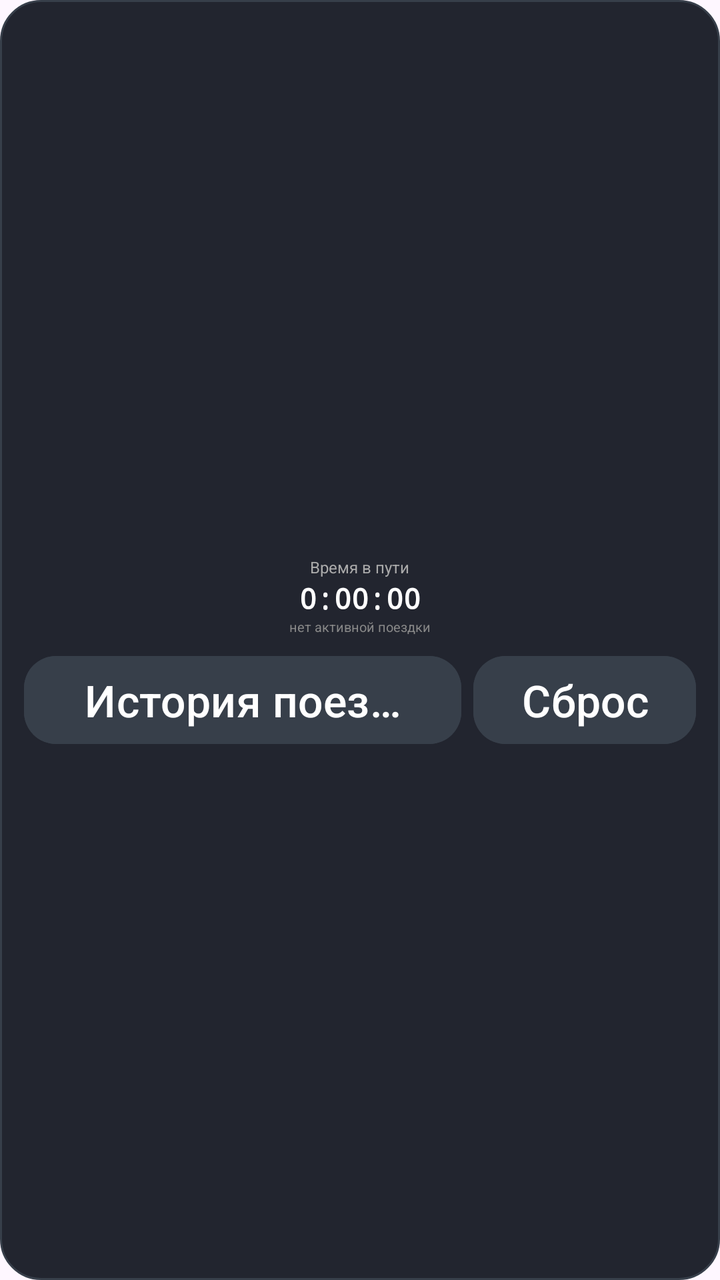
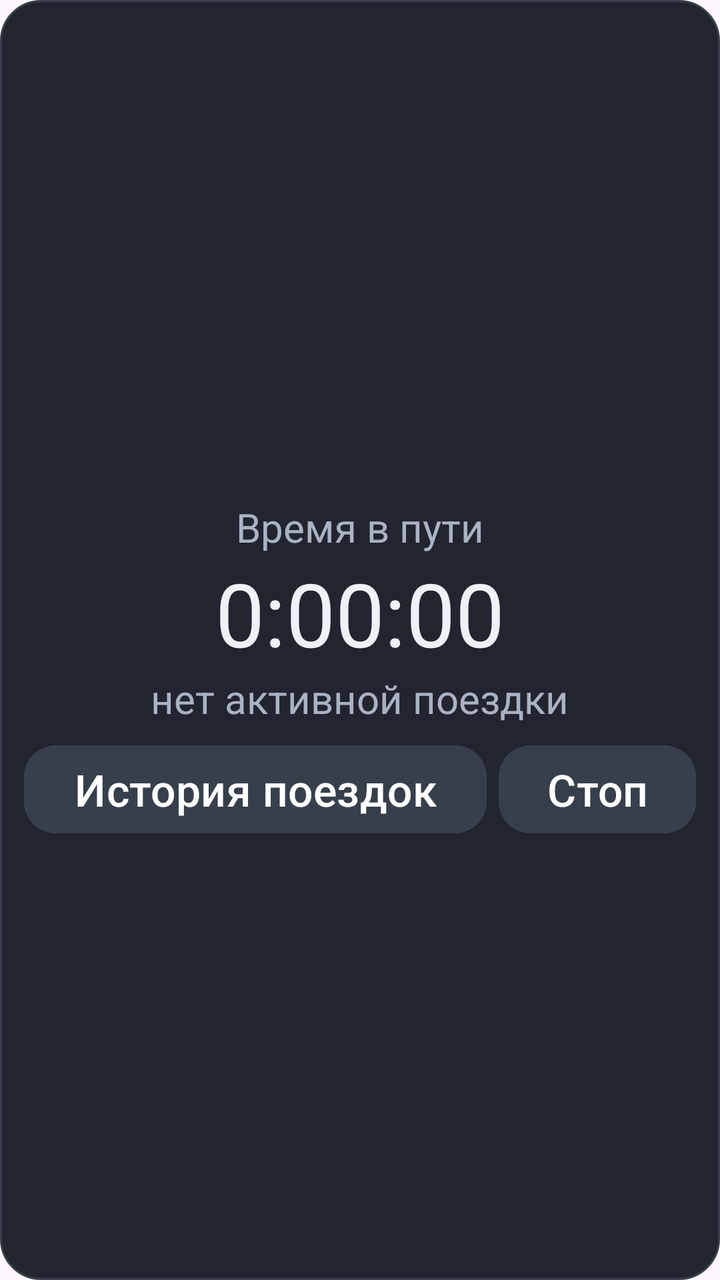

The first picture is an Android layout as it rendered before a commit; the second is the same layout after the commit. The layout source and the unified diff follow.
<!-- AndroidManifest.xml: application theme Theme.RestoreMode -->
<!-- res/layout/tile_trip.xml -->
<?xml version="1.0" encoding="utf-8"?>
<LinearLayout xmlns:android="http://schemas.android.com/apk/res/android"
    xmlns:app="http://schemas.android.com/apk/res-auto"
    android:id="@+id/tripCard"
    android:layout_width="match_parent"
    android:layout_height="match_parent"
    android:background="@drawable/layout_category_bg"
    android:gravity="center"
    android:orientation="vertical"
    android:padding="12dp"
    android:clickable="true"
    android:focusable="true">

    <TextView
        android:id="@+id/tripDate"
        android:layout_width="match_parent"
        android:layout_height="wrap_content"
        android:layout_marginBottom="4dp"
        android:gravity="center"
        android:textColor="#aaaaaa"
        android:textSize="22px" />

    <TextView
        android:layout_width="wrap_content"
        android:layout_height="wrap_content"
        android:text="Время в пути"
        android:textColor="#aaaaaa"
        android:textSize="24px" />

    <TextView
        android:id="@+id/tripTimer"
        android:layout_width="wrap_content"
        android:layout_height="wrap_content"
        android:fontFamily="monospace"
        android:text="0:00:00"
        android:textColor="#FFFFFF"
        android:textSize="44px"
        android:textStyle="bold" />

    <TextView
        android:id="@+id/tripStatus"
        android:layout_width="wrap_content"
        android:layout_height="wrap_content"
        android:layout_marginBottom="6dp"
        android:text="нет активной поездки"
        android:textColor="#888888"
        android:textSize="20px" />

    <LinearLayout
        android:layout_width="match_parent"
        android:layout_height="wrap_content"
        android:orientation="horizontal">

        <Button
            android:id="@+id/buttonTripHistory"
            android:layout_width="0dp"
            android:layout_height="52dp"
            android:layout_marginEnd="6dp"
            android:layout_weight="1"
            android:backgroundTint="#373f4a"
            android:onClick="onButtonTripHistory"
            android:singleLine="true"
            android:text="История поездок"
            android:textColor="#FFFFFF"
            android:textSize="22dp"
            app:cornerRadius="16dp" />

        <Button
            android:id="@+id/buttonTripReset"
            android:layout_width="wrap_content"
            android:layout_height="52dp"
            android:backgroundTint="#373f4a"
            android:onClick="onButtonTripReset"
            android:singleLine="true"
            android:text="Сброс"
            android:textColor="#FFFFFF"
            android:textSize="22dp"
            app:cornerRadius="16dp" />
    </LinearLayout>
</LinearLayout>
<!-- resources referenced by this layout -->
<resources>
  <!-- drawable layout_category_bg (drawable) -->
  <?xml version="1.0" encoding="UTF-8"?>
  <shape xmlns:android="http://schemas.android.com/apk/res/android">
      <solid android:color="#22252f"/>
      <stroke android:width="1dp" android:color="#373f4a" />
      <corners android:radius="20dp"/>
      <padding android:left="1dp" android:top="1dp" android:right="1dp" android:bottom="1dp" />
  </shape>
  <style name="Theme.RestoreMode" parent="Base.Theme.RestoreMode" />
  <style name="Base.Theme.RestoreMode" parent="Theme.Material3.DayNight.NoActionBar">
          
          
      </style>
</resources>

<!-- the commit's change to res/layout/tile_trip.xml (unified diff, before → after) -->
@@ -17,25 +17,22 @@
         android:layout_height="wrap_content"
         android:layout_marginBottom="4dp"
         android:gravity="center"
-        android:textColor="#aaaaaa"
-        android:textSize="22px" />
+        android:textAppearance="@style/EnergyLabelText" />
 
     <TextView
         android:layout_width="wrap_content"
         android:layout_height="wrap_content"
         android:text="Время в пути"
-        android:textColor="#aaaaaa"
-        android:textSize="24px" />
+        android:textAppearance="@style/EnergyLabelText" />
 
     <TextView
         android:id="@+id/tripTimer"
         android:layout_width="wrap_content"
         android:layout_height="wrap_content"
-        android:fontFamily="monospace"
+        android:fontFamily="sans-serif"
         android:text="0:00:00"
-        android:textColor="#FFFFFF"
-        android:textSize="44px"
-        android:textStyle="bold" />
+        android:textAppearance="@style/EnergyValueText"
+        android:textStyle="normal" />
 
     <TextView
         android:id="@+id/tripStatus"
@@ -43,8 +40,7 @@
         android:layout_height="wrap_content"
         android:layout_marginBottom="6dp"
         android:text="нет активной поездки"
-        android:textColor="#888888"
-        android:textSize="20px" />
+        android:textAppearance="@style/EnergyLabelText" />
 
     <LinearLayout
         android:layout_width="match_parent"
@@ -62,19 +58,20 @@
             android:singleLine="true"
             android:text="История поездок"
             android:textColor="#FFFFFF"
-            android:textSize="22dp"
+            android:textSize="@dimen/energy_control_text_size"
             app:cornerRadius="16dp" />
 
         <Button
-            android:id="@+id/buttonTripReset"
+            android:id="@+id/buttonTripStop"
             android:layout_width="wrap_content"
             android:layout_height="52dp"
             android:backgroundTint="#373f4a"
-            android:onClick="onButtonTripReset"
+            android:onClick="onButtonTripStop"
             android:singleLine="true"
-            android:text="Сброс"
+            android:text="Стоп"
+            android:enabled="false"
             android:textColor="#FFFFFF"
-            android:textSize="22dp"
+            android:textSize="@dimen/energy_control_text_size"
             app:cornerRadius="16dp" />
     </LinearLayout>
 </LinearLayout>
<!-- resource entries referenced after the edit -->
@@ -1,5 +1,6 @@
 <!-- resources referenced by this layout -->
 <resources>
+  <dimen name="energy_control_text_size">22sp</dimen>
   <!-- drawable layout_category_bg (drawable) -->
   <?xml version="1.0" encoding="UTF-8"?>
   <shape xmlns:android="http://schemas.android.com/apk/res/android">
@@ -8,7 +9,21 @@
       <corners android:radius="20dp"/>
       <padding android:left="1dp" android:top="1dp" android:right="1dp" android:bottom="1dp" />
   </shape>
+  <style name="EnergyLabelText">
+          <item name="android:fontFamily">sans-serif</item>
+          <item name="android:textSize">@dimen/energy_label_text_size</item>
+          <item name="android:textStyle">normal</item>
+          <item name="android:textColor">#AAB3C4</item>
+      </style>
+  <style name="EnergyValueText">
+          <item name="android:fontFamily">sans-serif</item>
+          <item name="android:textSize">@dimen/energy_value_text_size</item>
+          <item name="android:textStyle">normal</item>
+          <item name="android:textColor">#EEF1F6</item>
+      </style>
   <style name="Theme.RestoreMode" parent="Base.Theme.RestoreMode" />
+  <dimen name="energy_label_text_size">20sp</dimen>
+  <dimen name="energy_value_text_size">44sp</dimen>
   <style name="Base.Theme.RestoreMode" parent="Theme.Material3.DayNight.NoActionBar">
           
           
